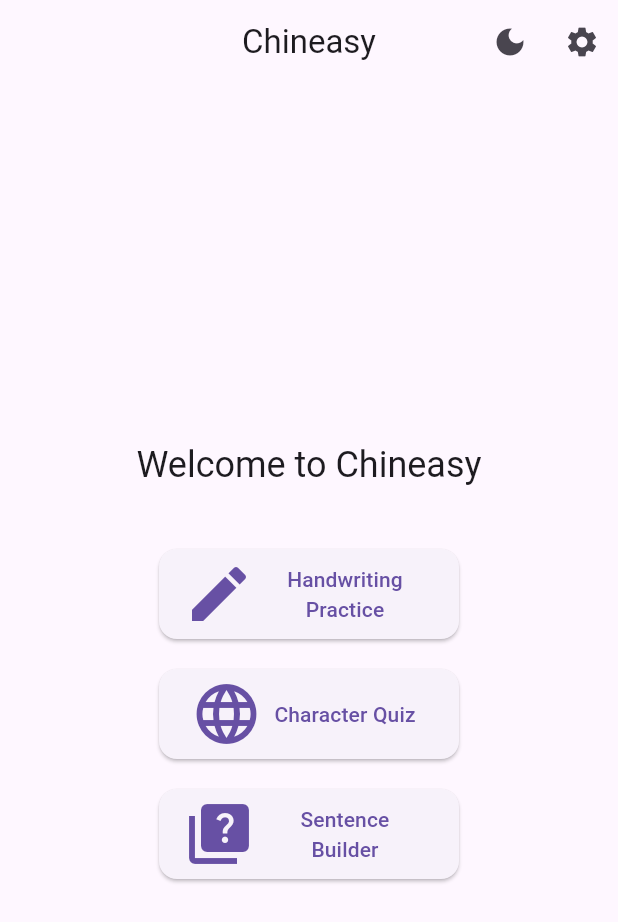
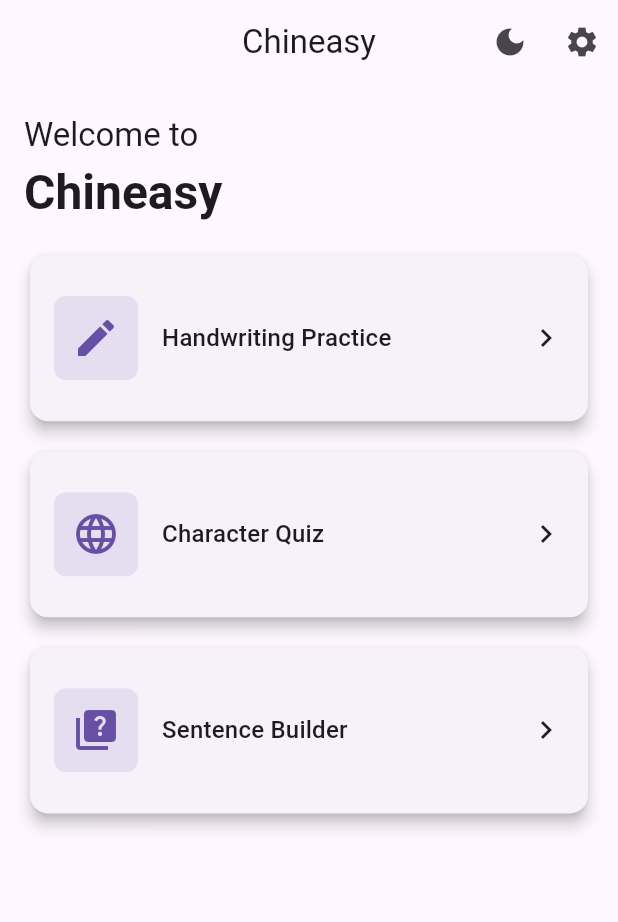
Before and after one commit to AlanR0za/trad_chinese_learning_app, a Flutter app: the screen it shows after launch, on a phone screen of 412 x 824 dp. Shown: the top 922 px of the screen. Run offline on Flutter 3.47's test engine with Material 3 defaults, Android fonts, the phone set to English and light mode, and no system bars; our stand-ins replace flutter_tts, shared_preferences.

Commit message:
Alan t kiero perdon por volver a hacer esto

```diff
--- a/hanzi_write_master/lib/screens/main_menu_screen.dart
+++ b/hanzi_write_master/lib/screens/main_menu_screen.dart
@@ -43,21 +43,27 @@ class _MainMenuScreenState extends State<MainMenuScreen> {
           ),
         ],
       ),
-      body: Center(
+      body: Container(
+        width: double.infinity,
+        padding: const EdgeInsets.symmetric(horizontal: 16, vertical: 20),
         child: Column(
-          mainAxisAlignment: MainAxisAlignment.center,
+          crossAxisAlignment: CrossAxisAlignment.start,
           children: [
-            Text(
-              'Welcome to Chineasy',
-              style: Theme.of(context).textTheme.headlineSmall,
-              textAlign: TextAlign.center,
-            ),
-            const SizedBox(height: 40),
-            _MenuButton(
+            Text('Welcome to', style: Theme.of(context).textTheme.titleLarge),
+            const SizedBox(height: 4),
+            Text('Chineasy', style: Theme.of(context).textTheme.headlineLarge?.copyWith(fontWeight: FontWeight.bold)),
+            const SizedBox(height: 18),
+            Expanded(
+              child: GridView.count(
+                crossAxisCount: MediaQuery.of(context).size.width > 600 ? 3 : 1,
+                mainAxisSpacing: 12,
+                crossAxisSpacing: 12,
+                childAspectRatio: 3.2,
+                children: [
+                  _HomeCard(
                     label: 'Handwriting Practice',
                     icon: Icons.edit,
-              onPressed: () {
-                Navigator.push(
+                    onTap: () => Navigator.push(
                       context,
                       MaterialPageRoute(
                         builder: (context) => CharacterListScreen(
@@ -65,34 +71,20 @@ class _MainMenuScreenState extends State<MainMenuScreen> {
                           isDark: widget.isDark,
                         ),
                       ),
-                );
-              },
                     ),
-            const SizedBox(height: 20),
-            _MenuButton(
+                  ),
+                  _HomeCard(
                     label: 'Character Quiz',
                     icon: Icons.language,
-              onPressed: () {
-                Navigator.push(
-                  context,
-                  MaterialPageRoute(
-                    builder: (context) => const SpacedRepetitionScreen(),
+                    onTap: () => Navigator.push(context, MaterialPageRoute(builder: (c) => const SpacedRepetitionScreen())),
                   ),
-                );
-              },
-            ),
-            const SizedBox(height: 20),
-            _MenuButton(
+                  _HomeCard(
                     label: 'Sentence Builder',
                     icon: Icons.quiz,
-              onPressed: () {
-                Navigator.push(
-                  context,
-                  MaterialPageRoute(
-                    builder: (context) => const FillBlanksScreen(),
+                    onTap: () => Navigator.push(context, MaterialPageRoute(builder: (c) => const FillBlanksScreen())),
                   ),
-                );
-              },
+                ],
+              ),
             ),
           ],
         ),
@@ -101,32 +93,33 @@ class _MainMenuScreenState extends State<MainMenuScreen> {
   }
 }
 
-class _MenuButton extends StatelessWidget {
+class _HomeCard extends StatelessWidget {
   final String label;
   final IconData icon;
-  final VoidCallback onPressed;
-
-  const _MenuButton({
-    required this.label,
-    required this.icon,
-    required this.onPressed,
-  });
+  final VoidCallback onTap;
+  const _HomeCard({required this.label, required this.icon, required this.onTap});
 
   @override
   Widget build(BuildContext context) {
-    return SizedBox(
-      width: 200,
-      height: 60,
-      child: ElevatedButton.icon(
-        icon: Icon(icon, size: 48),
-        label: Text(
-          label,
-          textAlign: TextAlign.center,
+    return Card(
+      elevation: 4,
+      shape: RoundedRectangleBorder(borderRadius: BorderRadius.circular(12)),
+      child: InkWell(
+        onTap: onTap,
+        borderRadius: BorderRadius.circular(12),
+        child: Padding(
+          padding: const EdgeInsets.symmetric(horizontal: 16.0),
+          child: Row(
+            children: [
+              Container(
+                padding: const EdgeInsets.all(12),
+                decoration: BoxDecoration(color: Theme.of(context).colorScheme.primary.withOpacity(0.12), borderRadius: BorderRadius.circular(8)),
+                child: Icon(icon, size: 32, color: Theme.of(context).colorScheme.primary),
               ),
-        onPressed: onPressed,
-        style: ElevatedButton.styleFrom(
-          shape: RoundedRectangleBorder(
-            borderRadius: BorderRadius.circular(12),
+              const SizedBox(width: 16),
+              Expanded(child: Text(label, style: Theme.of(context).textTheme.titleMedium)),
+              const Icon(Icons.chevron_right),
+            ],
           ),
         ),
       ),
--- a/hanzi_write_master/pubspec.yaml
+++ b/hanzi_write_master/pubspec.yaml
@@ -10,6 +10,7 @@ dependencies:
     sdk: flutter
   provider: ^6.0.0
   shared_preferences: ^2.2.0
+  flutter_tts: ^3.5.2
   # Firebase dependencies removed temporarily to avoid firebase_auth_web compilation
   # Add these back after configuring Firebase and ensuring compatible versions:
   # firebase_core: ^2.0.0
```
Also changed, not shown: hanzi_write_master/lib/screens/practice_screen.dart (+25 -1 lines), hanzi_write_master/lib/services/audio_service.dart (added, +130 -0 lines), hanzi_write_master/pubspec.lock. Lines whose indentation alone changed are shown as unchanged.
